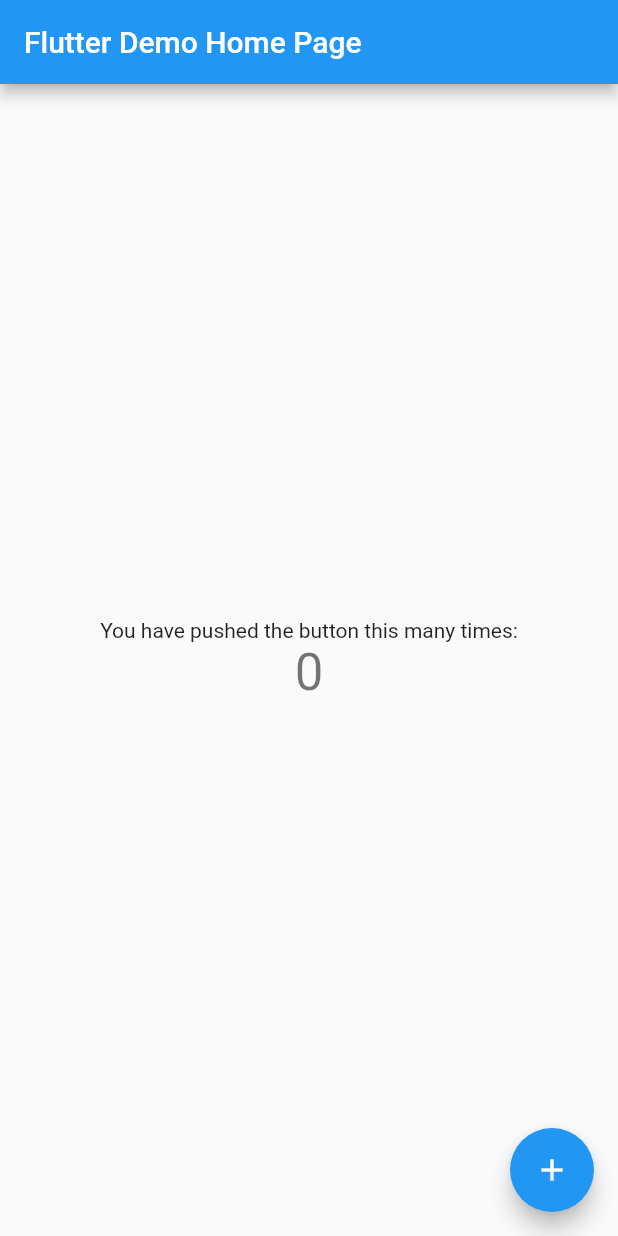
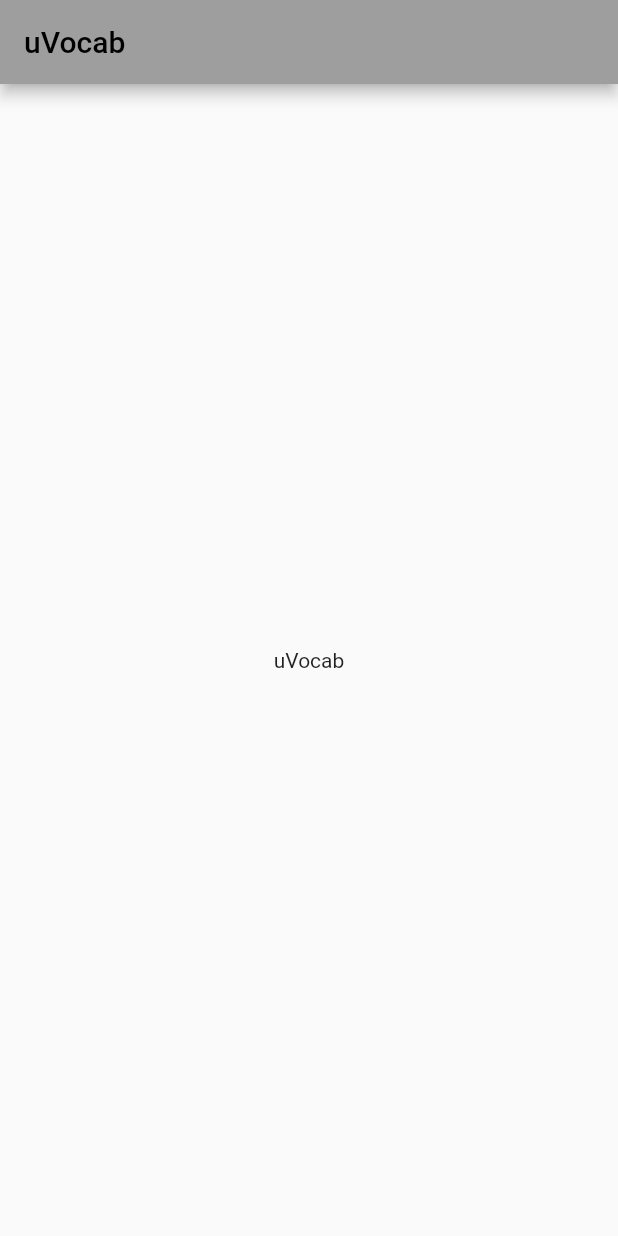
Before and after one commit to robsonoduarte/u_vocab, a Flutter app: the screen it shows after launch, on a phone screen of 412 x 824 dp. Run offline on Flutter 3.47's test engine with Material 2 defaults, Android fonts, the light colour scheme and no system bars.

Commit message:
clean default home page (#7)
Co-authored-by: Robson Duarte <robosn.o.d@gmail.com>

```diff
--- a/lib/main.dart
+++ b/lib/main.dart
@@ -1,115 +1,49 @@
 import 'package:flutter/material.dart';
 
 void main() {
-  runApp(const MyApp());
+  runApp(const UVocab());
 }
 
-class MyApp extends StatelessWidget {
-  const MyApp({super.key});
+class UVocab extends StatelessWidget {
+  const UVocab({super.key});
 
   // This widget is the root of your application.
   @override
   Widget build(BuildContext context) {
     return MaterialApp(
-      title: 'Flutter Demo',
+      title: 'uVocab',
       theme: ThemeData(
-        // This is the theme of your application.
-        //
-        // Try running your application with "flutter run". You'll see the
-        // application has a blue toolbar. Then, without quitting the app, try
-        // changing the primarySwatch below to Colors.green and then invoke
-        // "hot reload" (press "r" in the console where you ran "flutter run",
-        // or simply save your changes to "hot reload" in a Flutter IDE).
-        // Notice that the counter didn't reset back to zero; the application
-        // is not restarted.
-        primarySwatch: Colors.blue,
+        primarySwatch: Colors.grey,
       ),
-      home: const MyHomePage(title: 'Flutter Demo Home Page'),
+      home: const Home(title: 'uVocab'),
     );
   }
 }
 
-class MyHomePage extends StatefulWidget {
-  const MyHomePage({super.key, required this.title});
-
-  // This widget is the home page of your application. It is stateful, meaning
-  // that it has a State object (defined below) that contains fields that affect
-  // how it looks.
-
-  // This class is the configuration for the state. It holds the values (in this
-  // case the title) provided by the parent (in this case the App widget) and
-  // used by the build method of the State. Fields in a Widget subclass are
-  // always marked "final".
-
+class Home extends StatefulWidget {
+  const Home({super.key, required this.title});
   final String title;
-
   @override
-  State<MyHomePage> createState() => _MyHomePageState();
+  State<Home> createState() => _HomeState();
 }
 
-class _MyHomePageState extends State<MyHomePage> {
-  int _counter = 0;
-
-  void _incrementCounter() {
-    setState(() {
-      // This call to setState tells the Flutter framework that something has
-      // changed in this State, which causes it to rerun the build method below
-      // so that the display can reflect the updated values. If we changed
-      // _counter without calling setState(), then the build method would not be
-      // called again, and so nothing would appear to happen.
-      _counter++;
-    });
-  }
-
+class _HomeState extends State<Home> {
   @override
   Widget build(BuildContext context) {
-    // This method is rerun every time setState is called, for instance as done
-    // by the _incrementCounter method above.
-    //
-    // The Flutter framework has been optimized to make rerunning build methods
-    // fast, so that you can just rebuild anything that needs updating rather
-    // than having to individually change instances of widgets.
     return Scaffold(
       appBar: AppBar(
-        // Here we take the value from the MyHomePage object that was created by
-        // the App.build method, and use it to set our appbar title.
         title: Text(widget.title),
       ),
       body: Center(
-        // Center is a layout widget. It takes a single child and positions it
-        // in the middle of the parent.
         child: Column(
-          // Column is also a layout widget. It takes a list of children and
-          // arranges them vertically. By default, it sizes itself to fit its
-          // children horizontally, and tries to be as tall as its parent.
-          //
-          // Invoke "debug painting" (press "p" in the console, choose the
-          // "Toggle Debug Paint" action from the Flutter Inspector in Android
-          // Studio, or the "Toggle Debug Paint" command in Visual Studio Code)
-          // to see the wireframe for each widget.
-          //
-          // Column has various properties to control how it sizes itself and
-          // how it positions its children. Here we use mainAxisAlignment to
-          // center the children vertically; the main axis here is the vertical
-          // axis because Columns are vertical (the cross axis would be
-          // horizontal).
           mainAxisAlignment: MainAxisAlignment.center,
-          children: <Widget>[
-            const Text(
-              'You have pushed the button this many times:',
-            ),
+          children: const <Widget>[
             Text(
-              '$_counter',
-              style: Theme.of(context).textTheme.headline4,
+              'uVocab',
             ),
           ],
         ),
       ),
-      floatingActionButton: FloatingActionButton(
-        onPressed: _incrementCounter,
-        tooltip: 'Increment',
-        child: const Icon(Icons.add),
-      ), // This trailing comma makes auto-formatting nicer for build methods.
     );
   }
 }
```
Also changed, not shown: 3 other files.
